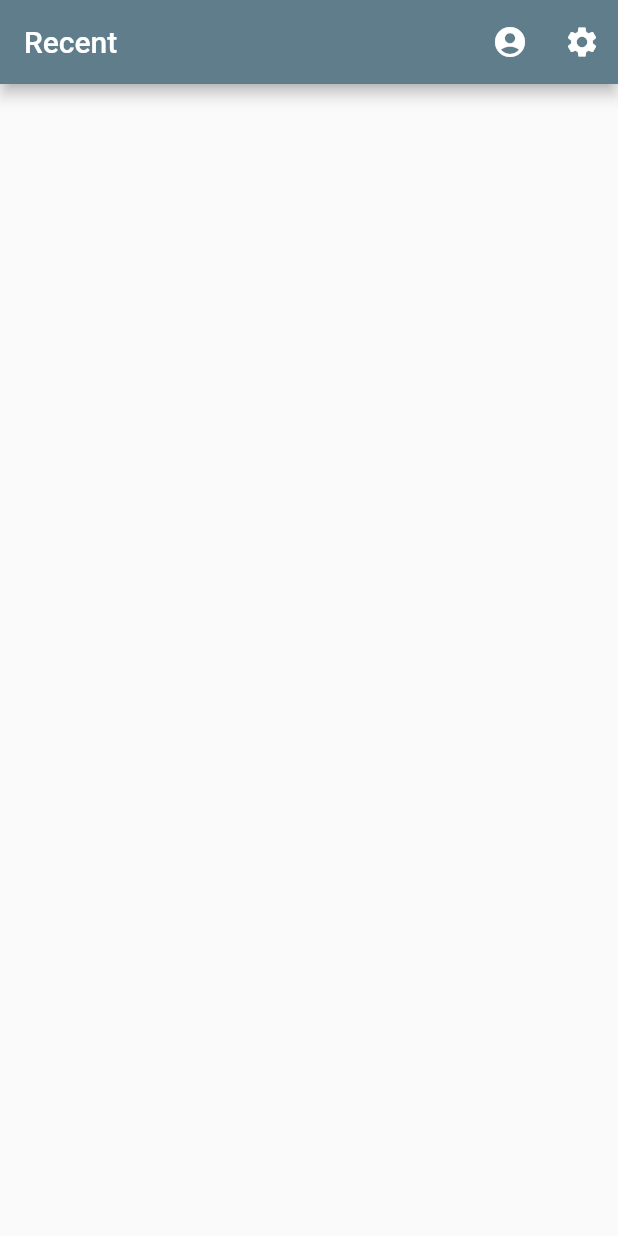
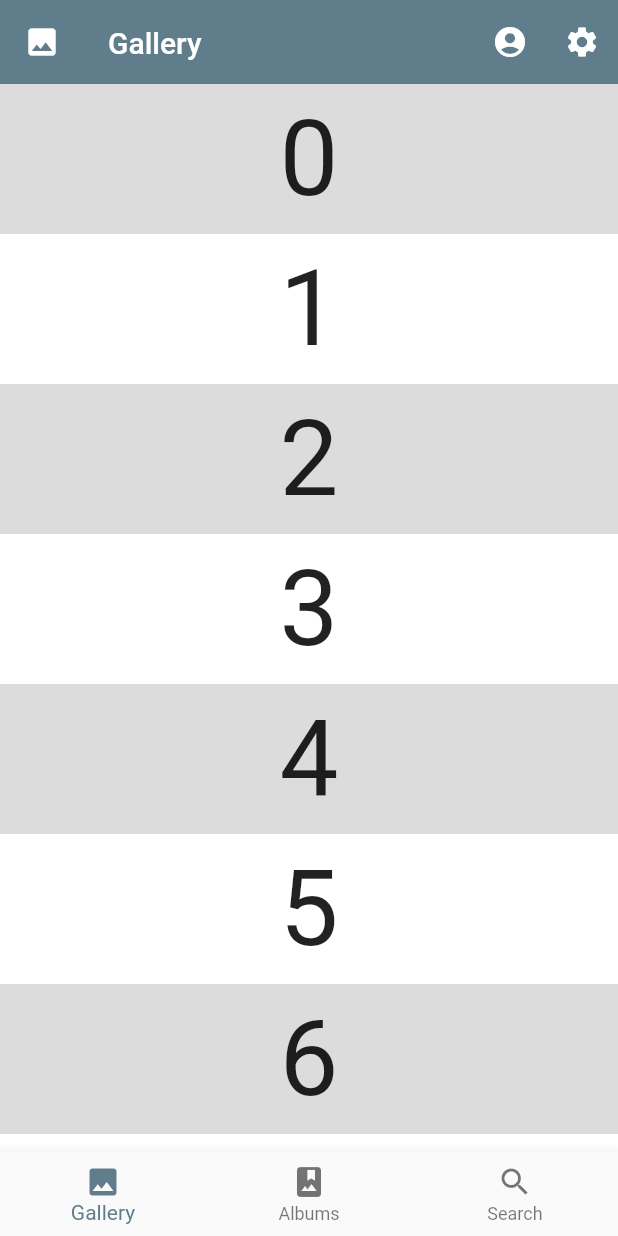
Before and after one commit to altlimit/dmedia, a Flutter app: the screen it shows after launch, on a phone screen of 412 x 824 dp. Run offline on Flutter 3.47's test engine with Material 2 defaults, Android fonts, the light colour scheme and no system bars; our stand-ins replace shared_preferences; accounts and stored records are empty.

```diff
--- a/mobile/lib/main_page.dart
+++ b/mobile/lib/main_page.dart
@@ -1,36 +1,109 @@
 import 'package:flutter/material.dart';
 import 'package:dmedia/model.dart';
-import 'package:dmedia/login_page.dart';
+import 'package:dmedia/account_page.dart';
 import 'package:dmedia/store.dart';
+import 'package:dmedia/preference.dart';
 
 class MainPage extends StatefulWidget {
   @override
   _MainPage createState() => _MainPage();
 }
 
+class TabElement {
+  String label = "";
+  IconData icon;
+  Widget widget;
+
+  TabElement(this.label, this.icon, this.widget);
+}
+
 class _MainPage extends State<MainPage> with Store {
+  int _tabIndex = 0;
+  final List<TabElement> _tabs = [
+    TabElement(
+        "Gallery",
+        Icons.photo,
+        SliverList(
+          delegate: SliverChildBuilderDelegate(
+            (BuildContext context, int index) {
+              return Container(
+                color: index.isOdd ? Colors.white : Colors.black12,
+                height: 100.0,
+                child: Center(
+                  child: Text('$index', textScaleFactor: 5),
+                ),
+              );
+            },
+            childCount: 20,
+          ),
+        )),
+    TabElement(
+        "Albums",
+        Icons.photo_album,
+        SliverGrid(
+          gridDelegate: const SliverGridDelegateWithMaxCrossAxisExtent(
+            maxCrossAxisExtent: 200.0,
+            mainAxisSpacing: 10.0,
+            crossAxisSpacing: 10.0,
+            childAspectRatio: 4.0,
+          ),
+          delegate: SliverChildBuilderDelegate(
+            (BuildContext context, int index) {
+              return Container(
+                alignment: Alignment.center,
+                color: Colors.teal[100 * (index % 9)],
+                child: Text('grid item $index'),
+              );
+            },
+            childCount: 20,
+          ),
+        )),
+    TabElement(
+        "Search",
+        Icons.search,
+        SliverFixedExtentList(
+          itemExtent: 50.0,
+          delegate: SliverChildBuilderDelegate(
+            (BuildContext context, int index) {
+              return Container(
+                alignment: Alignment.center,
+                color: Colors.lightBlue[100 * (index % 9)],
+                child: Text('list item $index'),
+              );
+            },
+          ),
+        ))
+  ];
+
   @override
   void initState() {
     super.initState();
   }
 
+  void onTabTapped(int index) {
+    setState(() {
+      _tabIndex = index;
+    });
+  }
+
   @override
   Widget build(BuildContext context) {
-    List<Widget> settingsWidgets = List<Widget>.empty();
-
     return Scaffold(
-      appBar: AppBar(
-        title: const Text("Recent"),
+        body: CustomScrollView(
+          slivers: <Widget>[
+            SliverAppBar(
               actions: [
                 IconButton(
                   icon: Icon(Icons.account_circle),
                   onPressed: () {
+                    // Preference.clear();
                     var accounts = Util.getAccounts();
                     if (accounts.length == 0) {
-                Navigator.pushNamed(context, '/login');
+                      Navigator.pushNamed(context, '/account');
                       return;
                     }
-              var accountOptions = accounts.map((a) => a.toString()).toList();
+                    var accountOptions =
+                        accounts.map((a) => a.toString()).toList();
                     accountOptions.add("Add New");
                     String? account;
                     Util.dialogList(context, "Select Account", accountOptions,
@@ -41,7 +114,8 @@ class _MainPage extends State<MainPage> with Store {
                       Navigator.push(
                           context,
                           MaterialPageRoute(
-                        builder: (context) => LoginPage(account: account)));
+                              builder: (context) =>
+                                  AccountPage(account: account)));
                     });
                   },
                 ),
@@ -52,10 +126,22 @@ class _MainPage extends State<MainPage> with Store {
                   },
                 )
               ],
+              leading: Icon(_tabs[_tabIndex].icon),
+              floating: true,
+              flexibleSpace:
+                  FlexibleSpaceBar(title: Text(_tabs[_tabIndex].label)),
             ),
-      body: Column(
-        children: settingsWidgets,
+            _tabs[_tabIndex].widget
+          ],
         ),
-    );
+        bottomNavigationBar: BottomNavigationBar(
+            onTap: onTabTapped,
+            currentIndex: _tabIndex,
+            items: _tabs
+                .map((tab) => BottomNavigationBarItem(
+                      icon: Icon(tab.icon),
+                      label: tab.label,
+                    ))
+                .toList()));
   }
 }
--- a/mobile/lib/my_app.dart
+++ b/mobile/lib/my_app.dart
@@ -3,7 +3,7 @@ import 'package:dmedia/store.dart';
 import 'package:dmedia/model.dart';
 import 'package:dmedia/preference.dart';
 import 'package:dmedia/settings_page.dart';
-import 'package:dmedia/login_page.dart';
+import 'package:dmedia/account_page.dart';
 import 'package:dmedia/main_page.dart';
 
 class MyApp extends StatefulWidget {
@@ -47,10 +47,10 @@ class MyAppState extends State<MyApp> with Store {
         theme: ThemeData(
             primarySwatch: Colors.blueGrey,
             brightness: _isDarkMode ? Brightness.dark : Brightness.light),
-        initialRoute: _selectedAccount == -1 ? '/login' : '/',
+        initialRoute: _selectedAccount == -1 ? '/account' : '/',
         routes: {
           '/': (context) => MainPage(),
-          '/login': (context) => LoginPage(),
+          '/account': (context) => AccountPage(),
           '/settings': (context) => SettingsPage(),
         });
   }
--- a/mobile/lib/preference.dart
+++ b/mobile/lib/preference.dart
@@ -9,6 +9,11 @@ class Preference {
       _prefs = await SharedPreferences.getInstance();
     }
     return _prefs;
+  }
+
+  static void clear() {
+    _prefs!.clear();
+    _memoryPrefs.clear();
   }
 
   static void setString(String key, String value) {
```
Also changed, not shown: mobile/lib/account_page.dart (added, +244 -0 lines), mobile/lib/login_page.dart (deleted, +0 -157 lines), mobile/lib/model.dart (+58 -16 lines), 5 other files. Lines whose indentation alone changed are shown as unchanged.
